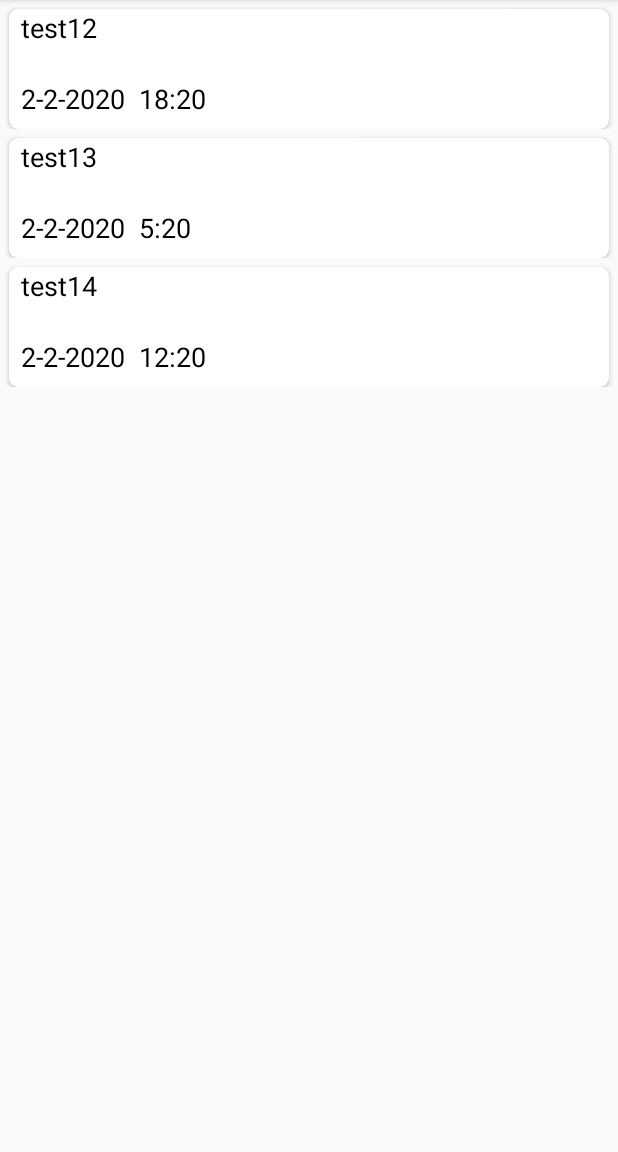
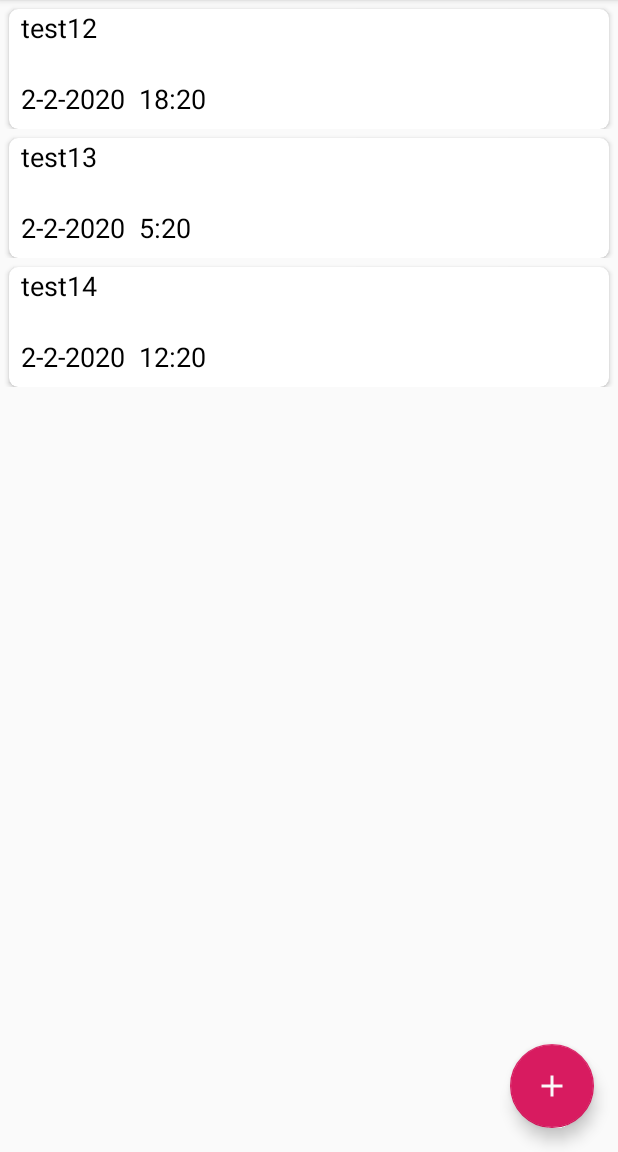
Before and after one commit to Gobral/aplikacja_SW, an Android app: the screen it shows after launch (MainActivity), in the side drawer, after a tap on "Notes", on a phone screen of 412 x 824 dp, the part 84-1236 px from its top. Run offline under Robolectric (Android 15) with nearby library versions, the phone set to English and light mode, and no system bars; our stand-ins replace Room's generated code.

Commit message:
dodawanie notatek i weryfikacja

```diff
--- a/app/src/main/res/layout/fragment_podglad_notatek.xml
+++ b/app/src/main/res/layout/fragment_podglad_notatek.xml
@@ -1,8 +1,9 @@
 <?xml version="1.0" encoding="utf-8"?>
-<LinearLayout xmlns:android="http://schemas.android.com/apk/res/android"
+<androidx.coordinatorlayout.widget.CoordinatorLayout xmlns:android="http://schemas.android.com/apk/res/android"
     xmlns:tools="http://schemas.android.com/tools"
     android:layout_width="match_parent"
     android:layout_height="match_parent"
+    xmlns:app="http://schemas.android.com/apk/res-auto"
     android:id="@+id/notatki_podglad_layout"
     tools:context=".PodgladNotatek">
 
@@ -13,4 +14,12 @@
         android:layout_width="match_parent"
         android:layout_height="match_parent"/>
 
-</LinearLayout>
+    <com.google.android.material.floatingactionbutton.FloatingActionButton
+        android:id="@+id/dodawanie_notatek_fb"
+        android:layout_width="wrap_content"
+        android:layout_height="wrap_content"
+        android:layout_gravity="bottom|end"
+        android:layout_margin="@dimen/fab_margin"
+        android:src="@drawable/ic_add_black_24dp" />
+
+</androidx.coordinatorlayout.widget.CoordinatorLayout>
```
Also changed, not shown: app/src/main/java/com/example/myapplication/PodgladNotatek.java (+90 -1 lines).
